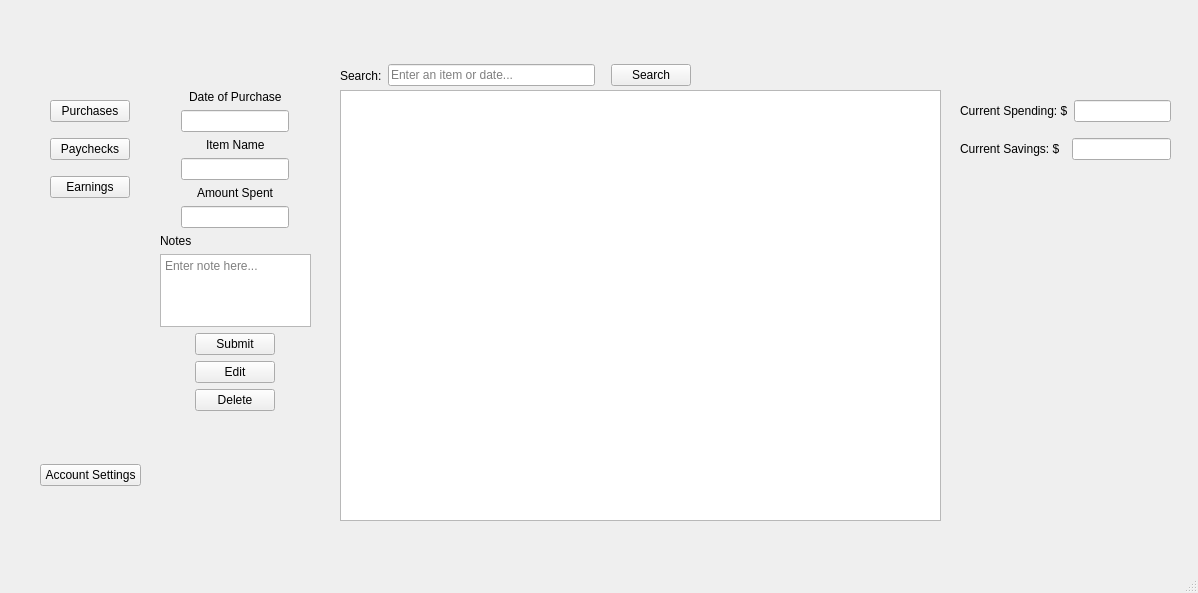
Above: FinanceCalculatorV2/finance_page.ui from UnitedPuggs/FinanceCalculatorV2 before the change. Below: the same form after it.
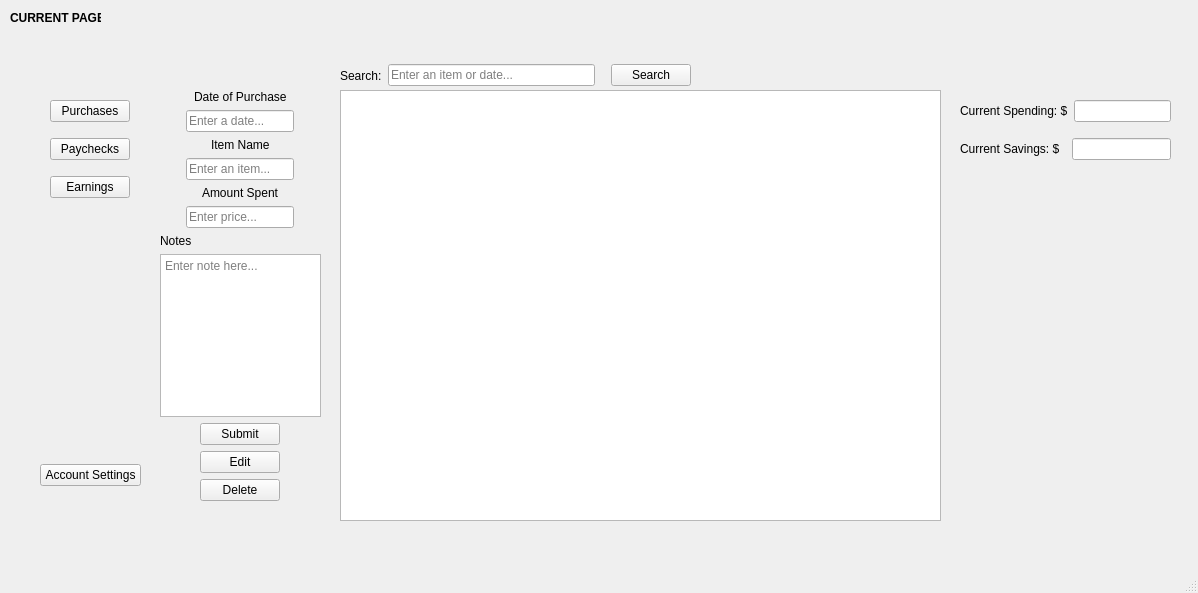
That is the form after the change.

```diff
--- a/FinanceCalculatorV2/finance_page.ui
+++ b/FinanceCalculatorV2/finance_page.ui
@@ -54,8 +54,8 @@
        <rect>
         <x>20</x>
         <y>40</y>
-        <width>151</width>
-        <height>321</height>
+        <width>161</width>
+        <height>411</height>
        </rect>
       </property>
       <layout class="QVBoxLayout" name="infovert">
@@ -91,6 +91,9 @@
              <verstretch>0</verstretch>
             </sizepolicy>
            </property>
+           <property name="placeholderText">
+            <string>Enter a date...</string>
+           </property>
           </widget>
          </item>
         </layout>
@@ -115,6 +118,9 @@
              <verstretch>0</verstretch>
             </sizepolicy>
            </property>
+           <property name="placeholderText">
+            <string>Enter an item...</string>
+           </property>
           </widget>
          </item>
         </layout>
@@ -136,6 +142,9 @@
              <verstretch>0</verstretch>
             </sizepolicy>
            </property>
+           <property name="placeholderText">
+            <string>Enter price...</string>
+           </property>
           </widget>
          </item>
         </layout>
@@ -789,6 +798,38 @@
      </item>
     </layout>
    </widget>
+   <widget class="QLabel" name="currentPageLabel">
+    <property name="geometry">
+     <rect>
+      <x>10</x>
+      <y>10</y>
+      <width>91</width>
+      <height>16</height>
+     </rect>
+    </property>
+    <property name="font">
+     <font>
+      <weight>75</weight>
+      <bold>true</bold>
+     </font>
+    </property>
+    <property name="text">
+     <string>CURRENT PAGE: </string>
+    </property>
+   </widget>
+   <widget class="QLabel" name="pageLabel">
+    <property name="geometry">
+     <rect>
+      <x>106</x>
+      <y>8</y>
+      <width>51</width>
+      <height>20</height>
+     </rect>
+    </property>
+    <property name="text">
+     <string/>
+    </property>
+   </widget>
   </widget>
   <widget class="QMenuBar" name="menubar">
    <property name="geometry">
```
Left out of the diff: 21 changed lines with no effect on the pictures.
